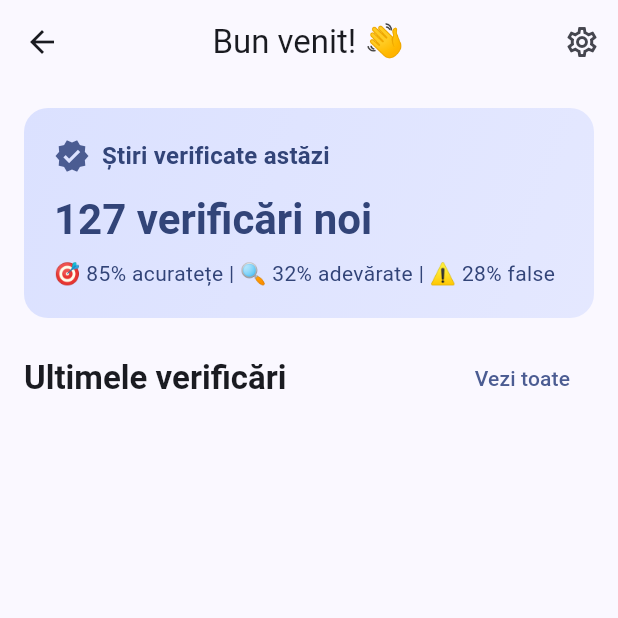
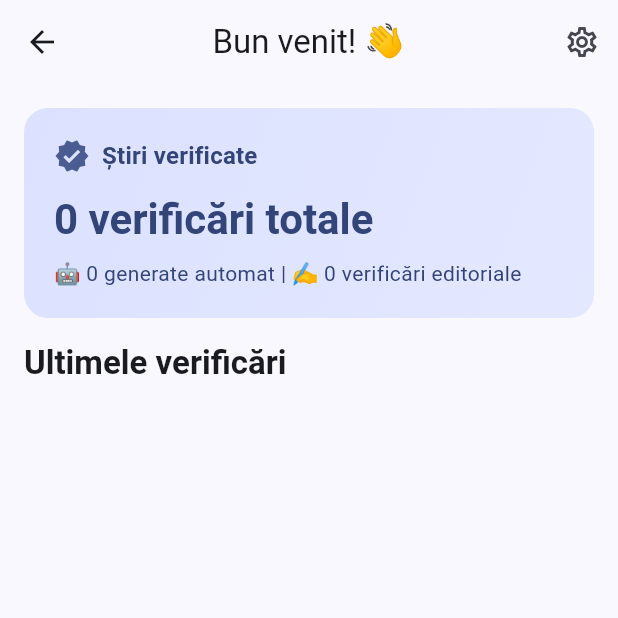
Before and after one commit to SincaRaul/romanian-fact-checking-app, a Flutter app: the HomeScreen screen opened directly, on a phone screen of 412 x 824 dp, the top half of it. Run offline on Flutter 3.47's test engine with Material 3 defaults, Android fonts, the light colour scheme and no system bars; our stand-ins replace dio, flutter_riverpod, go_router, share_plus, shared_preferences; accounts and stored records are empty; network calls fail.

Commit message:
Fixed total News counter not working

```diff
--- a/lib/data/api_fact_check_repository.dart
+++ b/lib/data/api_fact_check_repository.dart
@@ -11,9 +11,9 @@ class ApiFactCheckRepository implements FactCheckRepositoryInterface {
     : _api = FactChecksApi(apiService);
 
   @override
-  Future<List<FactCheck>> getLatest() async {
+  Future<List<FactCheck>> getLatest({int limit = 20}) async {
     try {
-      return await _api.getLatest();
+      return await _api.getLatest(limit: limit);
     } catch (e) {
       // Fallback to empty list on error for better UX
       debugPrint('Error fetching fact checks: $e');
--- a/lib/data/fact_check_repository.dart
+++ b/lib/data/fact_check_repository.dart
@@ -6,7 +6,7 @@ class FactCheckRepository implements FactCheckRepositoryInterface {
   final _rnd = Random();
 
   @override
-  Future<List<FactCheck>> getLatest() async {
+  Future<List<FactCheck>> getLatest({int limit = 20}) async {
     await Future.delayed(const Duration(milliseconds: 250));
     final v = [Verdict.true_, Verdict.false_, Verdict.mixed, Verdict.unclear];
 
--- a/lib/data/fact_check_repository_interface.dart
+++ b/lib/data/fact_check_repository_interface.dart
@@ -1,7 +1,7 @@
 import '../models/fact_check.dart';
 
 abstract class FactCheckRepositoryInterface {
-  Future<List<FactCheck>> getLatest();
+  Future<List<FactCheck>> getLatest({int limit = 20});
   Future<FactCheck?> getById(String id);
   Future<List<FactCheck>> searchFactChecks(String query);
   Future<List<FactCheck>> getByVerdict(Verdict verdict);
--- a/lib/features/home/widgets/stats_banner.dart
+++ b/lib/features/home/widgets/stats_banner.dart
@@ -6,16 +6,16 @@ class StatsBanner extends StatelessWidget {
   const StatsBanner({
     super.key,
     required this.newCount,
-    required this.truePct, // 0..100
-    required this.falsePct, // 0..100
+    required this.autoGeneratedPct, // 0..100
+    required this.editorialPct, // 0..100
     required this.timeframe,
     required this.onTimeframeChanged,
     this.onViewAll,
   });
 
   final int newCount;
-  final int truePct;
-  final int falsePct;
+  final int autoGeneratedPct;
+  final int editorialPct;
   final Timeframe timeframe;
   final ValueChanged<Timeframe> onTimeframeChanged;
   final VoidCallback? onViewAll;
@@ -54,7 +54,7 @@ class StatsBanner extends StatelessWidget {
 
             // Main count
             Text(
-              '$newCount verificări noi',
+              '$newCount verificări totale',
               style: theme.textTheme.headlineMedium?.copyWith(
                 fontWeight: FontWeight.w700,
                 color: colorScheme.onPrimaryContainer,
@@ -65,32 +65,24 @@ class StatsBanner extends StatelessWidget {
             // KPI metrics
             _buildKPI(
               context,
-              'Adevărate',
-              '$truePct%',
-              value: truePct / 100,
-              color: Colors.green,
+              'Generate Automat',
+              '$autoGeneratedPct%',
+              value: autoGeneratedPct / 100,
+              color: Colors.blue,
             ),
             const SizedBox(height: 12),
             _buildKPI(
               context,
-              'False',
-              '$falsePct%',
-              value: falsePct / 100,
-              color: Colors.red,
+              'Verificări Editoriale',
+              '$editorialPct%',
+              value: editorialPct / 100,
+              color: Colors.green,
             ),
             const SizedBox(height: 20),
 
             // Action buttons
             Row(
               children: [
-                TextButton.icon(
-                  onPressed: onViewAll,
-                  icon: const Icon(Icons.list_alt),
-                  label: const Text('Vezi toate'),
-                  style: TextButton.styleFrom(
-                    foregroundColor: colorScheme.primary,
-                  ),
-                ),
                 const Spacer(),
                 IconButton(
                   tooltip: 'Metodologie',
@@ -178,9 +170,9 @@ class StatsBanner extends StatelessWidget {
       builder: (context) => AlertDialog(
         title: const Text('Cum calculăm aceste valori'),
         content: const Text(
-          'Acuratețea și procentele sunt agregate pe intervalul selectat. '
-          '„Adevărate" include și „Parțial adevărat", iar „False" include '
-          '„Trunchiat/Mix" și alte categorii similare.\n\n'
+          'Procentele sunt calculate pe baza tipului de verificare. '
+          '„Generate Automat" reprezintă fact-check-urile procesate automat de AI, '
+          'iar „Verificări Editoriale" sunt realizate manual de către echipa noastră.\n\n'
           'Datele sunt actualizate în timp real pe măsură ce se adaugă '
           'noi verificări în sistem.',
         ),
--- a/lib/screens/ask_screen.dart
+++ b/lib/screens/ask_screen.dart
@@ -449,6 +449,10 @@ class _AskScreenState extends ConsumerState<AskScreen> {
       );
 
       if (mounted) {
+        // Invalidate main providers - others will refresh automatically due to dependencies
+        ref.invalidate(latestFactChecksProvider);
+        ref.invalidate(personalizedFactChecksProvider);
+
         // Show success message
         ScaffoldMessenger.of(context).showSnackBar(
           const SnackBar(
--- a/lib/screens/home_screen.dart
+++ b/lib/screens/home_screen.dart
@@ -32,6 +32,7 @@ class _HomeScreenState extends ConsumerState<HomeScreen> {
       body: RefreshIndicator(
         onRefresh: () async {
           ref.invalidate(personalizedFactChecksProvider);
+          ref.invalidate(homeStatisticsProvider);
         },
         child: CustomScrollView(
           slivers: [
@@ -55,10 +56,6 @@ class _HomeScreenState extends ConsumerState<HomeScreen> {
                       style: Theme.of(context).textTheme.titleLarge?.copyWith(
                         fontWeight: FontWeight.bold,
                       ),
-                    ),
-                    TextButton(
-                      onPressed: () => context.go('/explore'),
-                      child: const Text('Vezi toate'),
                     ),
                   ],
                 ),
@@ -122,6 +119,8 @@ class _HomeScreenState extends ConsumerState<HomeScreen> {
   }
 
   Widget _buildQuickStats() {
+    final asyncStats = ref.watch(homeStatisticsProvider);
+
     return Container(
       padding: const EdgeInsets.all(20),
       decoration: BoxDecoration(
@@ -137,7 +136,8 @@ class _HomeScreenState extends ConsumerState<HomeScreen> {
         ),
         borderRadius: BorderRadius.circular(16),
       ),
-      child: Column(
+      child: asyncStats.when(
+        data: (stats) => Column(
           crossAxisAlignment: CrossAxisAlignment.start,
           children: [
             Row(
@@ -149,7 +149,7 @@ class _HomeScreenState extends ConsumerState<HomeScreen> {
                 ),
                 const SizedBox(width: 8),
                 Text(
-                'Știri verificate astăzi',
+                  'Știri verificate',
                   style: Theme.of(context).textTheme.titleMedium?.copyWith(
                     color: Theme.of(context).colorScheme.onPrimaryContainer,
                     fontWeight: FontWeight.w600,
@@ -159,7 +159,7 @@ class _HomeScreenState extends ConsumerState<HomeScreen> {
             ),
             const SizedBox(height: 12),
             Text(
-            '127 verificări noi',
+              '${stats['total']} verificări totale',
               style: Theme.of(context).textTheme.headlineMedium?.copyWith(
                 color: Theme.of(context).colorScheme.onPrimaryContainer,
                 fontWeight: FontWeight.bold,
@@ -167,12 +167,90 @@ class _HomeScreenState extends ConsumerState<HomeScreen> {
             ),
             const SizedBox(height: 8),
             Text(
-            '🎯 85% acuratețe | 🔍 32% adevărate | ⚠️ 28% false',
+              '🤖 ${stats['autoGenerated']} generate automat | ✍️ ${stats['manual']} verificări editoriale',
               style: Theme.of(context).textTheme.bodyMedium?.copyWith(
                 color: Theme.of(context).colorScheme.onPrimaryContainer,
               ),
             ),
           ],
+        ),
+        loading: () => Column(
+          crossAxisAlignment: CrossAxisAlignment.start,
+          children: [
+            Row(
+              children: [
+                Icon(
+                  Icons.verified,
+                  color: Theme.of(context).colorScheme.primary,
+                  size: 24,
+                ),
+                const SizedBox(width: 8),
+                Text(
+                  'Știri verificate',
+                  style: Theme.of(context).textTheme.titleMedium?.copyWith(
+                    color: Theme.of(context).colorScheme.onPrimaryContainer,
+                    fontWeight: FontWeight.w600,
+                  ),
+                ),
+              ],
+            ),
+            const SizedBox(height: 12),
+            Container(
+              height: 32,
+              width: 200,
+              decoration: BoxDecoration(
+                color: Theme.of(context).colorScheme.onPrimaryContainer.withValues(alpha: 0.2),
+                borderRadius: BorderRadius.circular(4),
+              ),
+            ),
+            const SizedBox(height: 8),
+            Container(
+              height: 16,
+              width: 300,
+              decoration: BoxDecoration(
+                color: Theme.of(context).colorScheme.onPrimaryContainer.withValues(alpha: 0.2),
+                borderRadius: BorderRadius.circular(4),
+              ),
+            ),
+          ],
+        ),
+        error: (_, __) => Column(
+          crossAxisAlignment: CrossAxisAlignment.start,
+          children: [
+            Row(
+              children: [
+                Icon(
+                  Icons.verified,
+                  color: Theme.of(context).colorScheme.primary,
+                  size: 24,
+                ),
+                const SizedBox(width: 8),
+                Text(
+                  'Știri verificate',
+                  style: Theme.of(context).textTheme.titleMedium?.copyWith(
+                    color: Theme.of(context).colorScheme.onPrimaryContainer,
+                    fontWeight: FontWeight.w600,
+                  ),
+                ),
+              ],
+            ),
+            const SizedBox(height: 12),
+            Text(
+              'Statistici indisponibile',
+              style: Theme.of(context).textTheme.headlineMedium?.copyWith(
+                color: Theme.of(context).colorScheme.onPrimaryContainer,
+                fontWeight: FontWeight.bold,
+              ),
+            ),
+            const SizedBox(height: 8),
+            Text(
+              'Nu s-au putut încărca datele',
+              style: Theme.of(context).textTheme.bodyMedium?.copyWith(
+                color: Theme.of(context).colorScheme.onPrimaryContainer,
+              ),
+            ),
+          ],
+        ),
       ),
     );
   }
--- a/lib/widgets/verdict_badge.dart
+++ b/lib/widgets/verdict_badge.dart
@@ -86,7 +86,7 @@ class GenerationTypeBadge extends StatelessWidget {
           ),
           const SizedBox(width: 2),
           Text(
-            factCheck.autoGenerated ? 'AI' : 'Manual',
+            factCheck.autoGenerated ? 'Automat' : 'Editorial',
             style: TextStyle(
               fontSize: fontSize,
               fontWeight: FontWeight.w600,
```
Also changed, not shown: lib/debug/provider_debug_widget.dart (added, +74 -0 lines), lib/features/home/home_providers.dart (+17 -12 lines), lib/features/home/new_home_screen.dart (+28 -9 lines), lib/providers/fact_check_providers.dart (+33 -2 lines), lib/screens/explore_screen.dart (+44 -15 lines), 1 other file. Lines whose indentation alone changed are shown as unchanged.
